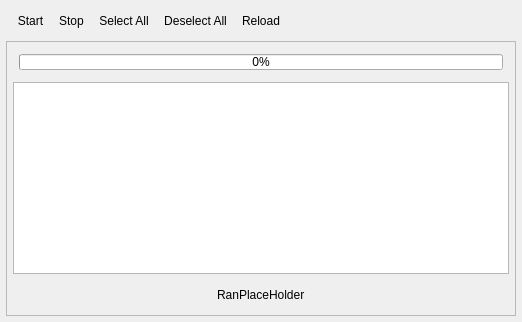
This is internal/runnerwindow.ui in KDE/veritas as Qt 5 draws it before an edit. The edited form follows.
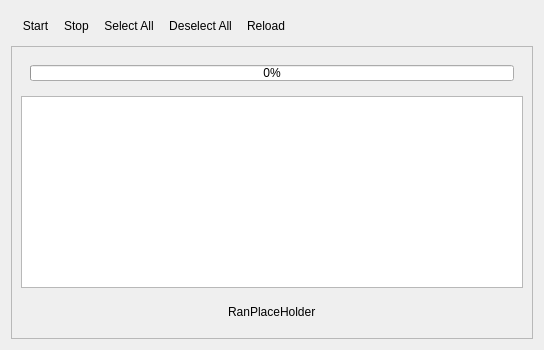
This is the edited form. Icons and pictures are not drawn. Custom widgets are drawn as their Qt base class.

Commit message:
SVN_SILENT Cleanup .ui files
This removes (as discussed on k-c-d)
* obsolete <pixmapfunction>
* deprecated <layoutdefault>
* empty <author>, <comment>, <exportmacro>

```diff
--- a/internal/runnerwindow.ui
+++ b/internal/runnerwindow.ui
@@ -213,7 +213,6 @@
    </property>
   </action>
  </widget>
- <layoutdefault spacing="6" margin="6" />
  <customwidgets>
   <customwidget>
    <class>Veritas::TestBar</class>
```
